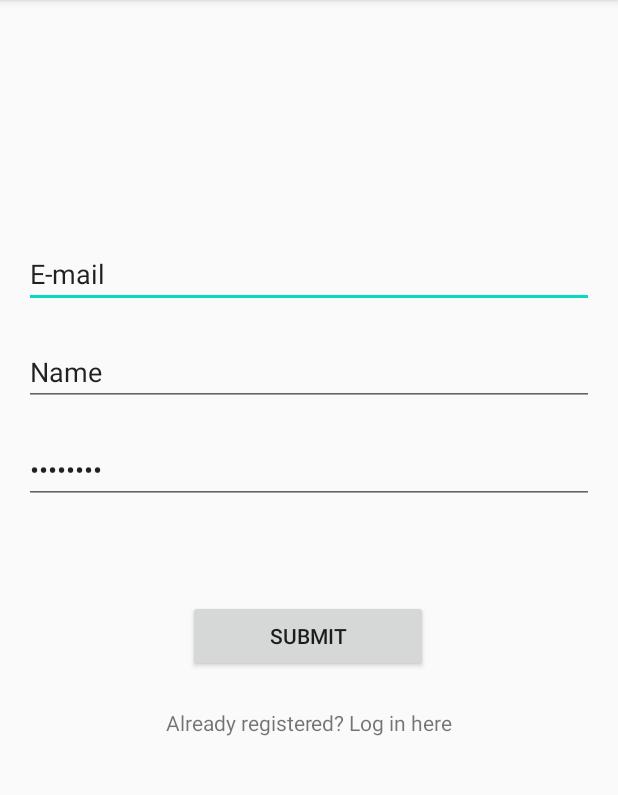
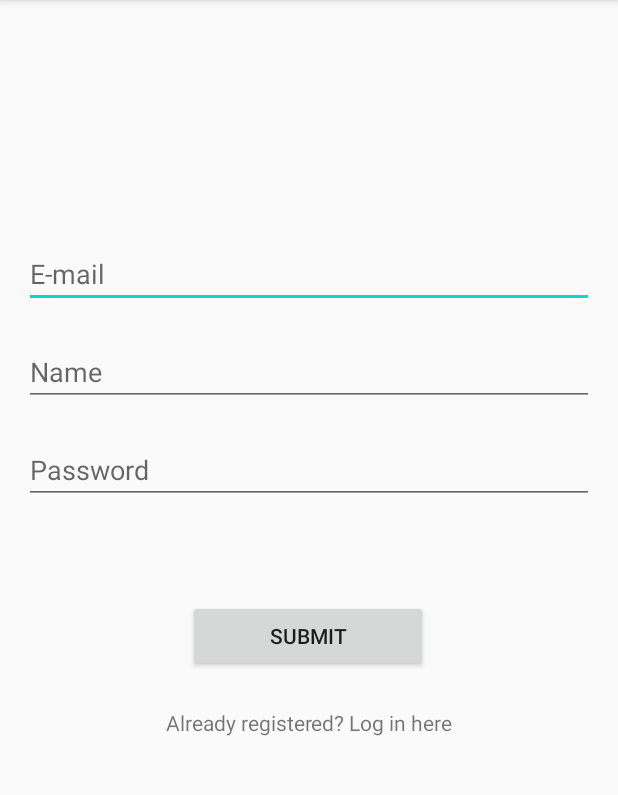
Before and after one commit to MariusRA/fool, an Android app: the screen it shows after launch (RegisterActivity), after a tap on "Need to register?", on a phone screen of 412 x 824 dp, the part 84-879 px from its top. Run offline under Robolectric (Android 15) with nearby library versions, the phone set to English and light mode, and no system bars.

Commit message:
Functionalities for login and register (tested and working)

```diff
--- a/app/front_end/OTTOfficeTimeTracker/app/src/main/java/com/example/officetimetracker/LoginActivity.java
+++ b/app/front_end/OTTOfficeTimeTracker/app/src/main/java/com/example/officetimetracker/LoginActivity.java
@@ -3,15 +3,49 @@ package com.example.officetimetracker;
 import androidx.appcompat.app.AppCompatActivity;
 
 import android.content.Intent;
+import android.content.SharedPreferences;
 import android.os.Bundle;
 import android.view.View;
+import android.widget.Button;
+import android.widget.EditText;
+import android.widget.Toast;
 
 public class LoginActivity extends AppCompatActivity {
+
+    EditText username, pass;
+    Button login;
+
+    SharedPreferences preferences;
 
     @Override
     protected void onCreate(Bundle savedInstanceState) {
         super.onCreate(savedInstanceState);
         setContentView(R.layout.activity_login);
+
+        username=findViewById(R.id.nameLog);
+        pass=findViewById(R.id.passLog);
+        login=findViewById(R.id.btnLog);
+
+        preferences=getSharedPreferences("UserInfo",0);
+
+        login.setOnClickListener(new View.OnClickListener() {
+            @Override
+            public void onClick(View view) {
+                String usernameValue=username.getText().toString();
+                String passwordValue=pass.getText().toString();
+
+                String registeredUsername=preferences.getString("Username","");
+                String registeredPassword=preferences.getString("Password","");
+
+                if(usernameValue.equals(registeredUsername) && passwordValue.equals(registeredPassword)){
+                    Intent intent=new Intent(LoginActivity.this,MainActivity.class);
+                    startActivity(intent);
+                }
+                else{
+                    Toast.makeText(LoginActivity.this,"Invalid Username or Password",Toast.LENGTH_SHORT).show();
+                }
+            }
+        });
 
         //Intent intent =getIntent();
     }
--- a/app/front_end/OTTOfficeTimeTracker/app/src/main/java/com/example/officetimetracker/RegisterActivity.java
+++ b/app/front_end/OTTOfficeTimeTracker/app/src/main/java/com/example/officetimetracker/RegisterActivity.java
@@ -3,15 +3,53 @@ package com.example.officetimetracker;
 import androidx.appcompat.app.AppCompatActivity;
 
 import android.content.Intent;
+import android.content.SharedPreferences;
 import android.os.Bundle;
 import android.view.View;
+import android.widget.Button;
+import android.widget.EditText;
+import android.widget.Toast;
 
 public class RegisterActivity extends AppCompatActivity {
+
+    EditText email, username,pass;
+    Button register;
+
+    SharedPreferences preferences;
 
     @Override
     protected void onCreate(Bundle savedInstanceState) {
         super.onCreate(savedInstanceState);
         setContentView(R.layout.activity_register);
+        email=findViewById(R.id.emailReg);
+        username=findViewById(R.id.nameReg);
+        pass=findViewById(R.id.passReg);
+        register=findViewById(R.id.btnSubmitReg);
+
+        preferences=getSharedPreferences("UserInfo",0);
+
+        register.setOnClickListener(new View.OnClickListener(){
+            @Override
+            public void onClick(View view){
+                String emailValue=email.getText().toString();
+                String userValue=username.getText().toString();
+                String passValue=pass.getText().toString();
+
+                if(userValue.length()>1 && emailValue.length()>1 && passValue.length()>1) {
+                    SharedPreferences.Editor editor = preferences.edit();
+                    editor.putString("Email", emailValue);
+                    editor.putString("Username", userValue);
+                    editor.putString("Password", passValue);
+                    editor.apply();
+                    Toast.makeText(RegisterActivity.this,"User Registered!",Toast.LENGTH_SHORT).show();
+                    Intent intent=new Intent(RegisterActivity.this,LoginActivity.class);
+                    startActivity(intent);
+                }
+                else{
+                    Toast.makeText(RegisterActivity.this,"Fill all fields for registration",Toast.LENGTH_SHORT).show();
+                }
+            }
+        });
 
         //Intent intent =getIntent();
     }
@@ -21,4 +59,5 @@ public class RegisterActivity extends AppCompatActivity {
         Intent intent=new Intent(this,LoginActivity.class);
         startActivity(intent);
     }
+
 }
--- a/app/front_end/OTTOfficeTimeTracker/app/src/main/res/layout/activity_login.xml
+++ b/app/front_end/OTTOfficeTimeTracker/app/src/main/res/layout/activity_login.xml
@@ -15,7 +15,7 @@
         android:layout_marginEnd="16dp"
         android:ems="10"
         android:inputType="textPersonName"
-        android:text="@string/edit_name"
+        android:hint="@string/edit_name"
         app:layout_constraintEnd_toEndOf="parent"
         app:layout_constraintStart_toStartOf="parent"
         app:layout_constraintTop_toTopOf="parent" />
@@ -29,7 +29,7 @@
         android:layout_marginEnd="16dp"
         android:ems="10"
         android:inputType="textPassword"
-        android:text="@string/edit_pass"
+        android:hint="@string/edit_pass"
         app:layout_constraintEnd_toEndOf="parent"
         app:layout_constraintStart_toStartOf="parent"
         app:layout_constraintTop_toBottomOf="@+id/nameLog" />
--- a/app/front_end/OTTOfficeTimeTracker/app/src/main/res/layout/activity_register.xml
+++ b/app/front_end/OTTOfficeTimeTracker/app/src/main/res/layout/activity_register.xml
@@ -15,7 +15,7 @@
         android:layout_marginEnd="16dp"
         android:ems="10"
         android:inputType="textEmailAddress"
-        android:text="@string/edit_email"
+        android:hint="@string/edit_email"
         android:textAppearance="@style/TextAppearance.AppCompat.Medium"
         app:layout_constraintEnd_toEndOf="parent"
         app:layout_constraintHorizontal_bias="0.555"
@@ -31,7 +31,7 @@
         android:layout_marginEnd="16dp"
         android:ems="10"
         android:inputType="textPersonName"
-        android:text="@string/edit_name"
+        android:hint="@string/edit_name"
         app:layout_constraintEnd_toEndOf="parent"
         app:layout_constraintHorizontal_bias="0.555"
         app:layout_constraintStart_toStartOf="parent"
@@ -46,7 +46,7 @@
         android:layout_marginEnd="16dp"
         android:ems="10"
         android:inputType="textPassword"
-        android:text="@string/edit_pass"
+        android:hint="@string/edit_pass"
         app:layout_constraintEnd_toEndOf="parent"
         app:layout_constraintHorizontal_bias="0.444"
         app:layout_constraintStart_toStartOf="parent"
```
